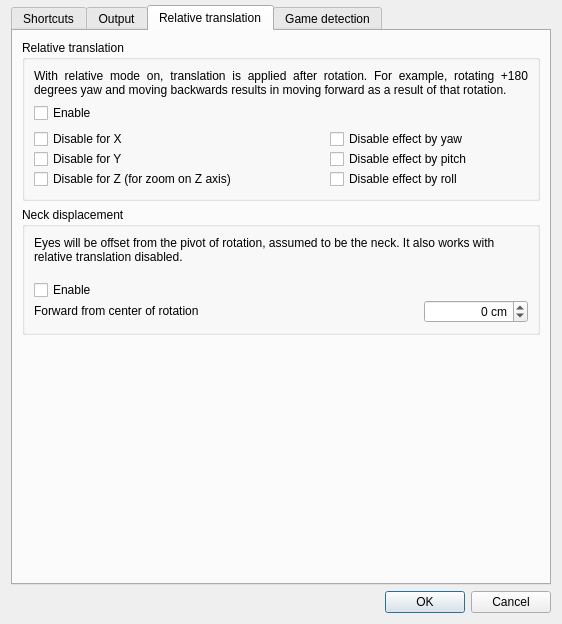
Qt form gui/settings-dialog.ui (opentrack/opentrack) before a commit.
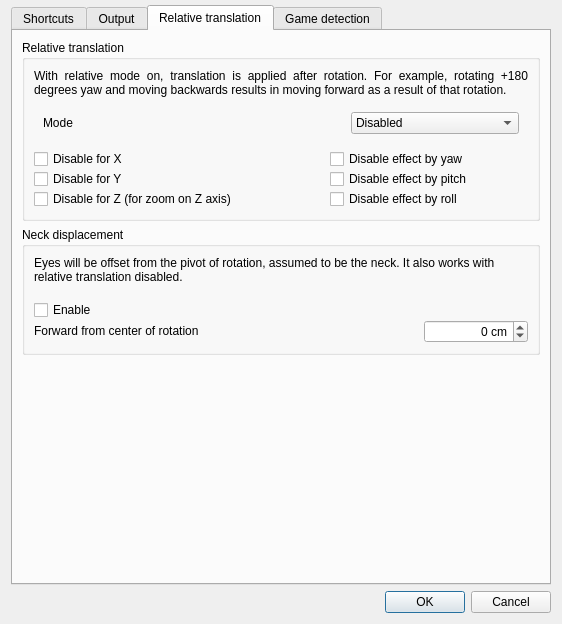
The same form after that commit. The open tabs and pages were chosen to show the change. Icons and pictures are not drawn. Custom widgets are drawn as their Qt base class.

What changed in the file:
```diff
--- a/gui/settings-dialog.ui
+++ b/gui/settings-dialog.ui
@@ -1785,13 +1785,47 @@
            </widget>
           </item>
           <item>
-           <widget class="QCheckBox" name="tcomp_enable">
-            <property name="styleSheet">
-             <string notr="true"/>
-            </property>
-            <property name="text">
-             <string>Enable</string>
-            </property>
+           <widget class="QWidget" name="widget" native="true">
+            <layout class="QHBoxLayout" name="horizontalLayout">
+             <item>
+              <widget class="QLabel" name="label_17">
+               <property name="sizePolicy">
+                <sizepolicy hsizetype="Preferred" vsizetype="Preferred">
+                 <horstretch>10</horstretch>
+                 <verstretch>0</verstretch>
+                </sizepolicy>
+               </property>
+               <property name="text">
+                <string>Mode</string>
+               </property>
+              </widget>
+             </item>
+             <item>
+              <widget class="QComboBox" name="reltrans_mode">
+               <property name="sizePolicy">
+                <sizepolicy hsizetype="Preferred" vsizetype="Maximum">
+                 <horstretch>4</horstretch>
+                 <verstretch>0</verstretch>
+                </sizepolicy>
+               </property>
+               <item>
+                <property name="text">
+                 <string>Disabled</string>
+                </property>
+               </item>
+               <item>
+                <property name="text">
+                 <string>Enabled</string>
+                </property>
+               </item>
+               <item>
+                <property name="text">
+                 <string>Enabled when not aiming</string>
+                </property>
+               </item>
+              </widget>
+             </item>
+            </layout>
            </widget>
           </item>
           <item>
@@ -1825,6 +1859,22 @@
               <number>0</number>
              </property>
              <item row="2" column="0">
+              <widget class="QCheckBox" name="tcomp_ty_disable">
+               <property name="sizePolicy">
+                <sizepolicy hsizetype="Minimum" vsizetype="Maximum">
+                 <horstretch>3</horstretch>
+                 <verstretch>0</verstretch>
+                </sizepolicy>
+               </property>
+               <property name="styleSheet">
+                <string notr="true"/>
+               </property>
+               <property name="text">
+                <string>Disable for Y</string>
+               </property>
+              </widget>
+             </item>
+             <item row="1" column="0">
               <widget class="QCheckBox" name="tcomp_tx_disable">
                <property name="sizePolicy">
                 <sizepolicy hsizetype="Minimum" vsizetype="Maximum">
@@ -1840,23 +1890,20 @@
                </property>
               </widget>
              </item>
+             <item row="3" column="1">
+              <widget class="QCheckBox" name="tcomp_src_roll_disable">
+               <property name="sizePolicy">
+                <sizepolicy hsizetype="Minimum" vsizetype="Maximum">
+                 <horstretch>2</horstretch>
+                 <verstretch>0</verstretch>
+                </sizepolicy>
+               </property>
+               <property name="text">
+                <string>Disable effect by roll</string>
+               </property>
+              </widget>
+             </item>
              <item row="3" column="0">
-              <widget class="QCheckBox" name="tcomp_ty_disable">
-               <property name="sizePolicy">
-                <sizepolicy hsizetype="Minimum" vsizetype="Maximum">
-                 <horstretch>3</horstretch>
-                 <verstretch>0</verstretch>
-                </sizepolicy>
-               </property>
-               <property name="styleSheet">
-                <string notr="true"/>
-               </property>
-               <property name="text">
-                <string>Disable for Y</string>
-               </property>
-              </widget>
-             </item>
-             <item row="4" column="0">
               <widget class="QCheckBox" name="tcomp_tz_disable">
                <property name="sizePolicy">
                 <sizepolicy hsizetype="Minimum" vsizetype="Maximum">
@@ -1873,19 +1920,6 @@
               </widget>
              </item>
              <item row="2" column="1">
-              <widget class="QCheckBox" name="tcomp_src_yaw_disable">
-               <property name="sizePolicy">
-                <sizepolicy hsizetype="Minimum" vsizetype="Maximum">
-                 <horstretch>2</horstretch>
-                 <verstretch>0</verstretch>
-                </sizepolicy>
-               </property>
-               <property name="text">
-                <string>Disable effect by yaw</string>
-               </property>
-              </widget>
-             </item>
-             <item row="3" column="1">
               <widget class="QCheckBox" name="tcomp_src_pitch_disable">
                <property name="sizePolicy">
                 <sizepolicy hsizetype="Minimum" vsizetype="Maximum">
@@ -1898,8 +1932,8 @@
                </property>
               </widget>
              </item>
-             <item row="4" column="1">
-              <widget class="QCheckBox" name="tcomp_src_roll_disable">
+             <item row="1" column="1">
+              <widget class="QCheckBox" name="tcomp_src_yaw_disable">
                <property name="sizePolicy">
                 <sizepolicy hsizetype="Minimum" vsizetype="Maximum">
                  <horstretch>2</horstretch>
@@ -1907,7 +1941,7 @@
                 </sizepolicy>
                </property>
                <property name="text">
-                <string>Disable effect by roll</string>
+                <string>Disable effect by yaw</string>
                </property>
               </widget>
              </item>
```
Left out of the diff: 1 changed line with no effect on the pictures.
